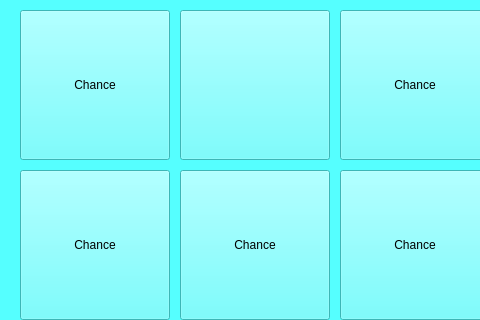
First picture: the form in UI/map.ui, repository SivagiriVisakan/the-business-game, before the edit; both pictures show x 0 to 480 and y 0 to 320 of the 990 by 1000 pixel window.
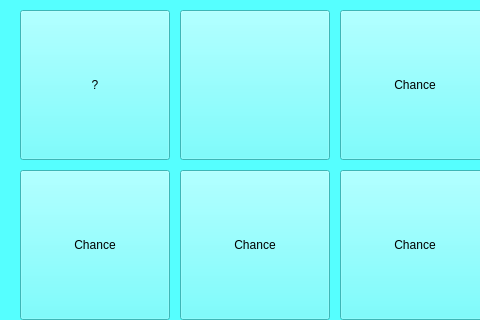
Second picture: the form after the edit. Icons and pictures are not drawn.

The edit to the form file:
```diff
--- a/UI/map.ui
+++ b/UI/map.ui
@@ -44,8 +44,11 @@
      <height>150</height>
     </rect>
    </property>
+   <property name="styleSheet">
+    <string notr="true">font: 26pt &quot;Segoe Print&quot;;</string>
+   </property>
    <property name="text">
-    <string>Chance</string>
+    <string>?</string>
    </property>
   </widget>
   <widget class="QPushButton" name="map2">
```
